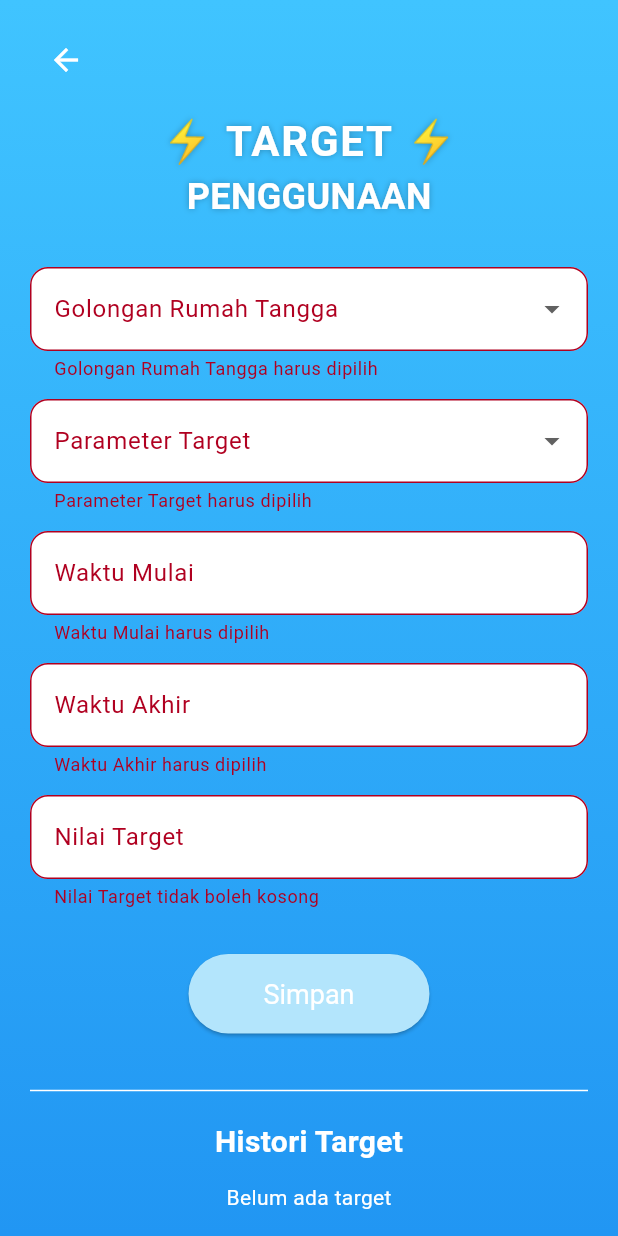
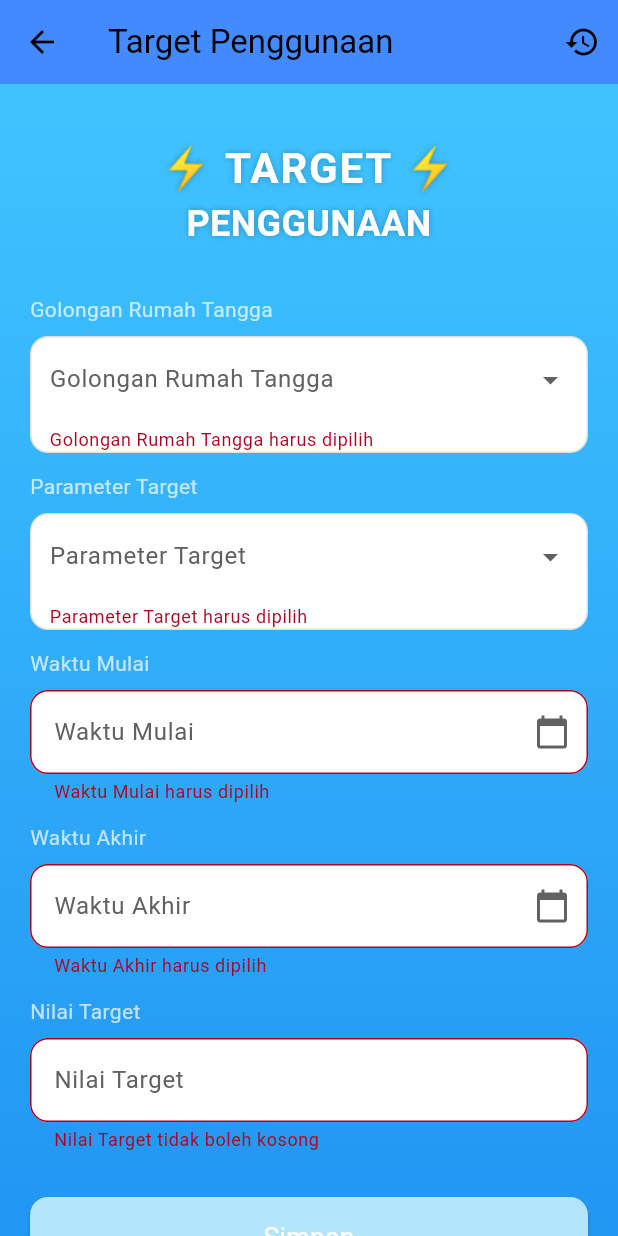
Before and after one commit to Shafasp26/emonic, a Flutter app: the screen it shows once a user with an empty profile is signed in, item 2 of the bottom bar chosen, after a tap on "Simpan", on a phone screen of 412 x 824 dp. Run offline on Flutter 3.47's test engine with Material 3 defaults, Android fonts, the phone set to English and light mode, and no system bars; our stand-ins replace bloc, cloud_firestore, equatable, firebase_auth, firebase_core, flutter_bloc and 1 more; accounts and stored records are empty; network calls fail.

Commit message:
Perubahan halaman target pengguna ke 3 shafacantik

```diff
--- a/lib/screens/home/views/target_pengguna.dart
+++ b/lib/screens/home/views/target_pengguna.dart
@@ -1,5 +1,6 @@
 import 'package:flutter/material.dart';
 import 'package:cloud_firestore/cloud_firestore.dart';
+import 'package:emonic/screens/home/views/history_target_screen.dart'; // Pastikan path ini benar
 
 class TargetPenggunaanScreen extends StatefulWidget {
   const TargetPenggunaanScreen({Key? key}) : super(key: key);
@@ -15,8 +16,8 @@ class _TargetPenggunaanScreenState extends State<TargetPenggunaanScreen> {
   DateTime? endDate;
   final targetController = TextEditingController();
   final _formKey = GlobalKey<FormState>();
-  DocumentSnapshot? editingTarget;
 
+  // Daftar opsi untuk dropdown
   List<String> golonganOptions = [
     "R-1/TR Daya 900 VA",
     "R-1/TR Daya 1.300 VA",
@@ -31,6 +32,7 @@ class _TargetPenggunaanScreenState extends State<TargetPenggunaanScreen> {
     "Biaya (Rp)",
   ];
 
+  // Fungsi untuk menampilkan date picker
   Future<void> pickDate({required bool isStart}) async {
     final DateTime? picked = await showDatePicker(
       context: context,
@@ -49,6 +51,7 @@ class _TargetPenggunaanScreenState extends State<TargetPenggunaanScreen> {
     }
   }
 
+  // Fungsi untuk menyimpan data ke Firestore
   void _saveToFirestore() async {
     if (_formKey.currentState?.validate() ?? false) {
       if (selectedGolongan != null &&
@@ -57,19 +60,6 @@ class _TargetPenggunaanScreenState extends State<TargetPenggunaanScreen> {
           endDate != null &&
           targetController.text.isNotEmpty) {
         try {
-          if (editingTarget != null) {
-            await FirebaseFirestore.instance
-                .collection('targets')
-                .doc(editingTarget!.id)
-                .update({
-              'golongan': selectedGolongan,
-              'parameter': selectedParameter,
-              'startDate': Timestamp.fromDate(startDate!),
-              'endDate': Timestamp.fromDate(endDate!),
-              'target': targetController.text,
-              'updatedAt': Timestamp.now(),
-            });
-          } else {
           await FirebaseFirestore.instance.collection('targets').add({
             'golongan': selectedGolongan,
             'parameter': selectedParameter,
@@ -78,31 +68,64 @@ class _TargetPenggunaanScreenState extends State<TargetPenggunaanScreen> {
             'target': targetController.text,
             'createdAt': Timestamp.now(),
           });
-          }
 
-          print("Data berhasil disimpan");
+          ScaffoldMessenger.of(context).showSnackBar(
+            const SnackBar(content: Text("Data berhasil disimpan")),
+          );
 
+          // Bersihkan form setelah berhasil menyimpan
+          targetController.clear();
           setState(() {
-            editingTarget = null;
             selectedGolongan = null;
             selectedParameter = null;
             startDate = null;
             endDate = null;
-            targetController.clear();
           });
         } catch (e) {
+          // Handle error dengan lebih baik, misalnya tampilkan dialog error
           print("Terjadi error saat menyimpan data: $e");
+          ScaffoldMessenger.of(context).showSnackBar(
+            SnackBar(content: Text("Terjadi kesalahan: $e")),
+          );
         }
       }
     } else {
-      print("Form tidak valid");
+      print("Form tidak valid"); // Ini untuk debugging
     }
+  }
+
+  // Fungsi untuk memeriksa apakah semua field telah terisi
+  bool _isFormFilled() {
+    return selectedGolongan != null &&
+        selectedParameter != null &&
+        startDate != null &&
+        endDate != null &&
+        targetController.text.isNotEmpty;
   }
 
   @override
   Widget build(BuildContext context) {
     return Scaffold(
+      appBar: AppBar(
+        backgroundColor: Colors.blueAccent,
+        title: const Text("Target Penggunaan"),
+        actions: [
+          IconButton(
+            icon: const Icon(Icons.history),
+            tooltip: 'Riwayat Target',
+            onPressed: () {
+              Navigator.push(
+                context,
+                MaterialPageRoute(
+                    builder: (context) => const HistoryTargetScreen()), // Pastikan ini benar
+              );
+            },
+          ),
+        ],
+      ),
       body: Container(
+        width: double.infinity,
+        height: double.infinity,
         decoration: const BoxDecoration(
           gradient: LinearGradient(
             begin: Alignment.topCenter,
@@ -111,20 +134,20 @@ class _TargetPenggunaanScreenState extends State<TargetPenggunaanScreen> {
           ),
         ),
         child: SafeArea(
-          child: SingleChildScrollView(
+          child: LayoutBuilder(
+            builder: (context, constraints) {
+              return SingleChildScrollView(
+                child: ConstrainedBox(
+                  constraints:
+                      BoxConstraints(minHeight: constraints.maxHeight),
+                  child: IntrinsicHeight(
                     child: Padding(
-              padding: const EdgeInsets.symmetric(horizontal: 20, vertical: 16),
+                      padding: const EdgeInsets.symmetric(
+                          horizontal: 20, vertical: 16),
                       child: Column(
                         crossAxisAlignment: CrossAxisAlignment.center,
                         children: [
-                  Align(
-                    alignment: Alignment.centerLeft,
-                    child: IconButton(
-                      icon: const Icon(Icons.arrow_back, color: Colors.white),
-                      onPressed: () => Navigator.pop(context),
-                    ),
-                  ),
-                  const SizedBox(height: 10),
+                          const SizedBox(height: 20),
                           const Text(
                             "⚡ TARGET ⚡",
                             style: TextStyle(
@@ -132,8 +155,11 @@ class _TargetPenggunaanScreenState extends State<TargetPenggunaanScreen> {
                               fontWeight: FontWeight.bold,
                               color: Colors.white,
                               letterSpacing: 1.2,
-                      shadows: [Shadow(blurRadius: 5, color: Colors.black26)],
+                              shadows: [
+                                Shadow(blurRadius: 5, color: Colors.black26)
+                              ],
                             ),
+                            textAlign: TextAlign.center,
                           ),
                           const Text(
                             "PENGGUNAAN",
@@ -141,178 +167,234 @@ class _TargetPenggunaanScreenState extends State<TargetPenggunaanScreen> {
                               fontSize: 24,
                               fontWeight: FontWeight.w700,
                               color: Colors.white,
-                      shadows: [Shadow(blurRadius: 5, color: Colors.black26)],
+                              shadows: [
+                                Shadow(blurRadius: 5, color: Colors.black26)
+                              ],
                             ),
+                            textAlign: TextAlign.center,
                           ),
                           const SizedBox(height: 30),
                           Form(
                             key: _formKey,
                             child: Column(
-                      children: [
+                              crossAxisAlignment: CrossAxisAlignment.start, // Mengatur alignment form
+                              children: <Widget>[
+                                Text(
+                                  "Golongan Rumah Tangga",
+                                  style: TextStyle(color: Colors.white70),
+                                ),
+                                const SizedBox(height: 8),
                                 _buildRoundedDropdown(
                                   label: "Golongan Rumah Tangga",
                                   value: selectedGolongan,
                                   items: golonganOptions,
-                          onChanged: (value) => setState(() => selectedGolongan = value),
+                                  onChanged: (value) =>
+                                      setState(() => selectedGolongan = value),
                                 ),
                                 const SizedBox(height: 12),
+                                Text(
+                                  "Parameter Target",
+                                  style: TextStyle(color: Colors.white70),
+                                ),
+                                const SizedBox(height: 8),
                                 _buildRoundedDropdown(
                                   label: "Parameter Target",
                                   value: selectedParameter,
                                   items: parameterOptions,
-                          onChanged: (value) => setState(() => selectedParameter = value),
+                                  onChanged: (value) =>
+                                      setState(() => selectedParameter = value),
                                 ),
                                 const SizedBox(height: 12),
-                        _buildRoundedDateField("Waktu Mulai", startDate, () => pickDate(isStart: true)),
+                                Text(
+                                  "Waktu Mulai",
+                                  style: TextStyle(color: Colors.white70),
+                                ),
+                                const SizedBox(height: 8),
+                                _buildRoundedDateField(
+                                  label: "Waktu Mulai",
+                                  selectedDate: startDate,
+                                  onTap: () => pickDate(isStart: true),
+                                ),
                                 const SizedBox(height: 12),
-                        _buildRoundedDateField("Waktu Akhir", endDate, () => pickDate(isStart: false)),
+                                Text(
+                                  "Waktu Akhir",
+                                  style: TextStyle(color: Colors.white70),
+                                ),
+                                const SizedBox(height: 8),
+                                _buildRoundedDateField(
+                                  label: "Waktu Akhir",
+                                  selectedDate: endDate,
+                                  onTap: () => pickDate(isStart: false),
+                                ),
                                 const SizedBox(height: 12),
-                        _buildRoundedTextField("Nilai Target", targetController),
+                                Text(
+                                  "Nilai Target",
+                                  style: TextStyle(color: Colors.white70),
+                                ),
+                                const SizedBox(height: 8),
+                                _buildRoundedTextField(
+                                    label: "Nilai Target",
+                                    controller: targetController),
                                 const SizedBox(height: 30),
-                        ElevatedButton(
+                                SizedBox(
+                                  width: double.infinity,
+                                  child: ElevatedButton(
                                     onPressed: _saveToFirestore,
                                     style: ElevatedButton.styleFrom(
-                            padding: const EdgeInsets.symmetric(vertical: 16, horizontal: 50),
-                            shape: RoundedRectangleBorder(borderRadius: BorderRadius.circular(30)),
-                            backgroundColor: Colors.lightBlue.shade100,
+                                      padding: const EdgeInsets.symmetric(
+                                          vertical: 16, horizontal: 50),
+                                      shape: RoundedRectangleBorder(
+                                          borderRadius:
+                                              BorderRadius.circular(12)),
+                                      // Warna tombol berdasarkan status form
+                                      backgroundColor: _isFormFilled()
+                                          ? Colors.blue
+                                          : Colors.lightBlue.shade100,
                                       foregroundColor: Colors.white,
                                       textStyle: const TextStyle(fontSize: 18),
                                     ),
                                     child: const Text("Simpan"),
                                   ),
-                      ],
-                    ),
-                  ),
-                  const SizedBox(height: 30),
-                  const Divider(color: Colors.white),
-                  const SizedBox(height: 12),
-                  const Text(
-                    "Histori Target",
-                    style: TextStyle(
-                      fontSize: 20,
-                      fontWeight: FontWeight.bold,
-                      color: Colors.white,
-                    ),
-                  ),
-                  const SizedBox(height: 12),
-                  StreamBuilder<QuerySnapshot>(
-                    stream: FirebaseFirestore.instance
-                        .collection('targets')
-                        .orderBy('createdAt', descending: true)
-                        .snapshots(),
-                    builder: (context, snapshot) {
-                      if (snapshot.connectionState == ConnectionState.waiting) {
-                        return const CircularProgressIndicator();
-                      }
-                      if (!snapshot.hasData || snapshot.data!.docs.isEmpty) {
-                        return const Text("Belum ada target", style: TextStyle(color: Colors.white));
-                      }
-                      return ListView.builder(
-                        shrinkWrap: true,
-                        physics: const NeverScrollableScrollPhysics(),
-                        itemCount: snapshot.data!.docs.length,
-                        itemBuilder: (context, index) {
-                          final doc = snapshot.data!.docs[index];
-                          final data = doc.data() as Map<String, dynamic>;
-                          final start = (data['startDate'] as Timestamp).toDate();
-                          final end = (data['endDate'] as Timestamp).toDate();
-
-                          return Card(
-                            shape: RoundedRectangleBorder(borderRadius: BorderRadius.circular(12)),
-                            child: ListTile(
-                              title: Text("${data['golongan']} - ${data['parameter']}"),
-                              subtitle: Text(
-                                  "Target: ${data['target']} \n${start.day}/${start.month}/${start.year} - ${end.day}/${end.month}/${end.year}"),
-                              isThreeLine: true,
-                              trailing: Row(
-                                mainAxisSize: MainAxisSize.min,
-                                children: [
-                                  IconButton(
-                                    icon: const Icon(Icons.edit, color: Colors.blue),
-                                    onPressed: () {
-                                      setState(() {
-                                        editingTarget = doc;
-                                        selectedGolongan = data['golongan'];
-                                        selectedParameter = data['parameter'];
-                                        startDate = start;
-                                        endDate = end;
-                                        targetController.text = data['target'];
-                                      });
-                                    },
-                                  ),
-                                  IconButton(
-                                    icon: const Icon(Icons.delete, color: Colors.red),
-                                    onPressed: () async {
-                                      await FirebaseFirestore.instance
-                                          .collection('targets')
-                                          .doc(doc.id)
-                                          .delete();
-                                    },
                                 ),
                               ],
                             ),
-                            ),
-                          );
-                        },
-                      );
-                    },
                           ),
                         ],
                       ),
                     ),
                   ),
                 ),
+              );
+            },
+          ),
+        ),
       ),
     );
   }
 
+  // Widget untuk membuat dropdown dengan tampilan yang diinginkan
   Widget _buildRoundedDropdown({
     required String label,
     required String? value,
     required List<String> items,
     required Function(String?) onChanged,
   }) {
-    return DropdownButtonFormField<String>(
-      decoration: InputDecoration(
-        filled: true,
-        fillColor: Colors.white,
-        labelText: label,
-        border: OutlineInputBorder(borderRadius: BorderRadius.circular(12)),
+    return Container(
+      padding: EdgeInsets.symmetric(horizontal: 12),
+      // Add horizontal padding
+      decoration: BoxDecoration(
+        color: Colors.white,
+        // Background color for the dropdown
+        borderRadius: BorderRadius.circular(12),
+        // Rounded corners
+        border: Border.all(
+          color: Colors.grey[300]!, // Border color
         ),
+      ),
+      child: DropdownButtonFormField<String>(
         value: value,
         onChanged: onChanged,
-      validator: (val) => val == null ? '$label harus dipilih' : null,
-      items: items.map((item) => DropdownMenuItem(value: item, child: Text(item))).toList(),
+        items: items.map((item) {
+          return DropdownMenuItem<String>(
+            value: item,
+            child: Text(item,
+                style: TextStyle(
+                    color:
+                        Colors.black)), // Text color for the options
+          );
+        }).toList(),
+        decoration: InputDecoration(
+          labelText: label,
+          // Label text
+          labelStyle: TextStyle(color: Colors.grey[700]),
+          border: InputBorder.none,
+          // Remove the default border
+        ),
+        style: const TextStyle(
+            color:
+                Colors.black), // Text color when a value is selected
+        validator: (value) {
+          if (value == null || value.isEmpty) {
+            return '$label harus dipilih';
+          }
+          return null;
+        },
+        icon: Icon(Icons.arrow_drop_down,
+            color: Colors.grey[700]), // Custom dropdown icon color
+        isExpanded:
+            true, // Make the dropdown expand to the available width
+      ),
     );
   }
 
-  Widget _buildRoundedDateField(String label, DateTime? date, VoidCallback onTap) {
+  // Widget untuk membuat input field tanggal dengan tampilan yang diinginkan
+  Widget _buildRoundedDateField({
+    required String label,
+    required DateTime? selectedDate,
+    required VoidCallback onTap,
+  }) {
     return TextFormField(
-      readOnly: true,
-      onTap: onTap,
+      readOnly:
+          true, // Make the field read-only to prevent manual input
+      onTap:
+          onTap, // Trigger the date picker when the field is tapped
       controller: TextEditingController(
-          text: date != null ? "${date.day}/${date.month}/${date.year}" : ""),
+        text: selectedDate != null
+            ? "${selectedDate.day.toString().padLeft(2, '0')}/${selectedDate.month.toString().padLeft(2, '0')}/${selectedDate.year}"
+            : "", // Format the date
+      ),
       decoration: InputDecoration(
+        labelText: label,
+        // Label text
+        labelStyle: TextStyle(color: Colors.grey[700]),
         filled: true,
-        fillColor: Colors.white,
-        labelText: label,
-        border: OutlineInputBorder(borderRadius: BorderRadius.circular(12)),
+        fillColor: Colors.white, // White background
+        border: OutlineInputBorder(
+          borderRadius: BorderRadius.circular(12),
+          // Rounded corners
+          borderSide: BorderSide(color: Colors.grey[300]!),
         ),
-      validator: (val) => val == null || val.isEmpty ? '$label harus dipilih' : null,
+        suffixIcon: Icon(Icons.calendar_today,
+            color: Colors.grey[700]), // Calendar icon
+      ),
+      validator: (value) {
+        if (selectedDate == null) {
+          return '$label harus dipilih';
+        }
+        return null;
+      },
+      style: const TextStyle(color: Colors.black),
     );
   }
 
-  Widget _buildRoundedTextField(String label, TextEditingController controller) {
+  // Widget untuk membuat input field teks dengan tampilan yang diinginkan
+  Widget _buildRoundedTextField({
+    required String label,
+    required TextEditingController controller,
+  }) {
     return TextFormField(
       controller: controller,
-      keyboardType: TextInputType.number,
+      keyboardType:
+          TextInputType.number, // Use the appropriate keyboard type
       decoration: InputDecoration(
+        labelText: label,
+        // Label text
+        labelStyle: TextStyle(color: Colors.grey[700]),
         filled: true,
-        fillColor: Colors.white,
-        labelText: label,
-        border: OutlineInputBorder(borderRadius: BorderRadius.circular(12)),
+        fillColor: Colors.white, // White background
+        border: OutlineInputBorder(
+          borderRadius: BorderRadius.circular(12),
+          // Rounded corners
+          borderSide: BorderSide(color: Colors.grey[300]!),
         ),
-      validator: (val) => val == null || val.isEmpty ? '$label tidak boleh kosong' : null,
+      ),
+      validator: (value) {
+        if (value == null || value.isEmpty) {
+          return '$label tidak boleh kosong';
+        }
+        return null;
+      },
+      style: const TextStyle(color: Colors.black),
     );
   }
 }
```
Also changed, not shown: lib/screens/home/views/history_target_screen.dart (added, +277 -0 lines). Lines whose indentation alone changed are shown as unchanged.
